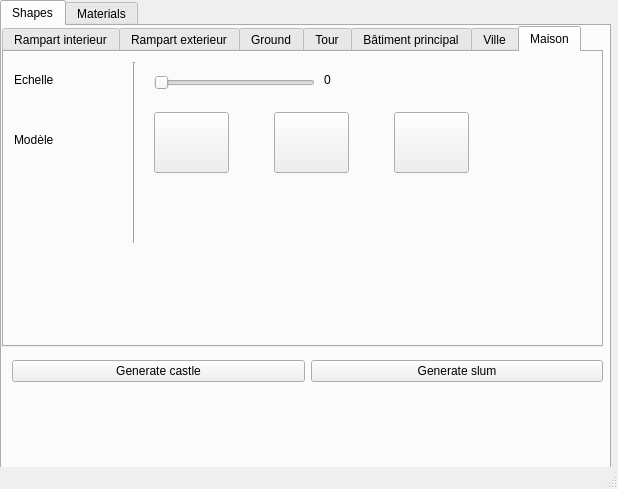
Before: the Qt Designer form Castle.ui in Ghostmoonk/maya-python-castle, drawn with Qt 5.
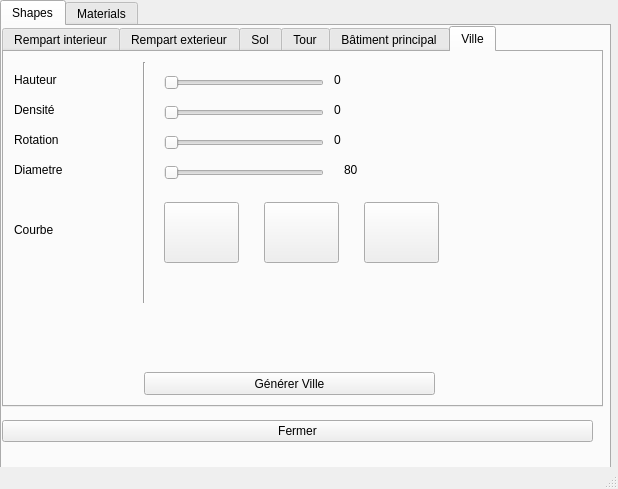
After: the same form once the commit is applied. The open tabs and pages were chosen to show the change. Icons and pictures are not drawn.

Commit message:
modif interface, ajout changement slider
ajout buttonpour chaque onglet

```diff
--- a/Castle.ui
+++ b/Castle.ui
@@ -39,7 +39,7 @@
         <x>0</x>
         <y>0</y>
         <width>601</width>
-        <height>321</height>
+        <height>381</height>
        </rect>
       </property>
       <property name="currentIndex">
@@ -47,7 +47,7 @@
       </property>
       <widget class="QWidget" name="shapes_rampart_int_tab">
        <attribute name="title">
-        <string>Rampart interieur</string>
+        <string>Rempart interieur</string>
        </attribute>
        <widget class="QLabel" name="label">
         <property name="geometry">
@@ -402,7 +402,7 @@
       </widget>
       <widget class="QWidget" name="shapes_rampart_ext_tab">
        <attribute name="title">
-        <string>Rampart exterieur</string>
+        <string>Rempart exterieur</string>
        </attribute>
        <widget class="QLabel" name="label_7">
         <property name="geometry">
@@ -697,7 +697,7 @@
       </widget>
       <widget class="QWidget" name="tab_2">
        <attribute name="title">
-        <string>Ground</string>
+        <string>Sol</string>
        </attribute>
        <widget class="QSlider" name="ground_hauteur">
         <property name="geometry">
@@ -1394,7 +1394,7 @@
          </rect>
         </property>
         <property name="text">
-         <string>Repartition aléatoire</string>
+         <string>Densité</string>
         </property>
        </widget>
        <widget class="Line" name="line_6">
@@ -1455,7 +1455,7 @@
          </rect>
         </property>
         <property name="text">
-         <string>Rotation - aléatoire</string>
+         <string>Rotation</string>
         </property>
        </widget>
        <widget class="QSlider" name="ville_rotationY">
@@ -1628,113 +1628,17 @@
          </size>
         </property>
        </widget>
-      </widget>
-      <widget class="QWidget" name="tab_11">
-       <attribute name="title">
-        <string>Maison</string>
-       </attribute>
-       <widget class="QLabel" name="label_23">
+       <widget class="QPushButton" name="generate_slum_button">
         <property name="geometry">
          <rect>
-          <x>10</x>
-          <y>20</y>
-          <width>91</width>
-          <height>16</height>
+          <x>140</x>
+          <y>320</y>
+          <width>291</width>
+          <height>23</height>
          </rect>
         </property>
         <property name="text">
-         <string>Echelle</string>
-        </property>
-       </widget>
-       <widget class="QLabel" name="label_24">
-        <property name="geometry">
-         <rect>
-          <x>10</x>
-          <y>80</y>
-          <width>91</width>
-          <height>16</height>
-         </rect>
-        </property>
-        <property name="text">
-         <string>Modèle</string>
-        </property>
-       </widget>
-       <widget class="Line" name="line_7">
-        <property name="geometry">
-         <rect>
-          <x>120</x>
-          <y>10</y>
-          <width>20</width>
-          <height>181</height>
-         </rect>
-        </property>
-        <property name="orientation">
-         <enum>Qt::Vertical</enum>
-        </property>
-       </widget>
-       <widget class="QPushButton" name="pushButton_4">
-        <property name="geometry">
-         <rect>
-          <x>150</x>
-          <y>60</y>
-          <width>75</width>
-          <height>61</height>
-         </rect>
-        </property>
-        <property name="text">
-         <string/>
-        </property>
-       </widget>
-       <widget class="QPushButton" name="pushButton_5">
-        <property name="geometry">
-         <rect>
-          <x>270</x>
-          <y>60</y>
-          <width>75</width>
-          <height>61</height>
-         </rect>
-        </property>
-        <property name="text">
-         <string/>
-        </property>
-       </widget>
-       <widget class="QPushButton" name="pushButton_6">
-        <property name="geometry">
-         <rect>
-          <x>390</x>
-          <y>60</y>
-          <width>75</width>
-          <height>61</height>
-         </rect>
-        </property>
-        <property name="text">
-         <string/>
-        </property>
-       </widget>
-       <widget class="QSlider" name="maison_scale">
-        <property name="geometry">
-         <rect>
-          <x>150</x>
-          <y>20</y>
-          <width>161</width>
-          <height>22</height>
-         </rect>
-        </property>
-        <property name="orientation">
-         <enum>Qt::Horizontal</enum>
-        </property>
-       </widget>
-       <widget class="QLabel" name="label_66">
-        <property name="geometry">
-         <rect>
-          <x>320</x>
-          <y>20</y>
-          <width>51</width>
-          <height>16</height>
-         </rect>
-        </property>
-        <property name="text">
-         <string>0</string>
+         <string>Générer Ville</string>
         </property>
        </widget>
       </widget>
@@ -1742,8 +1646,8 @@
      <widget class="QWidget" name="horizontalLayoutWidget">
       <property name="geometry">
        <rect>
-        <x>10</x>
-        <y>330</y>
+        <x>0</x>
+        <y>390</y>
         <width>591</width>
         <height>31</height>
        </rect>
@@ -1752,14 +1656,7 @@
        <item>
         <widget class="QPushButton" name="generate_castle_button">
          <property name="text">
-          <string>Generate castle</string>
-         </property>
-        </widget>
-       </item>
-       <item>
-        <widget class="QPushButton" name="generate_slum_button">
-         <property name="text">
-          <string>Generate slum</string>
+          <string>Fermer</string>
          </property>
         </widget>
        </item>
```
Left out of the diff: 582 changed lines with no effect on the pictures. The commit also changes 9 other files.
